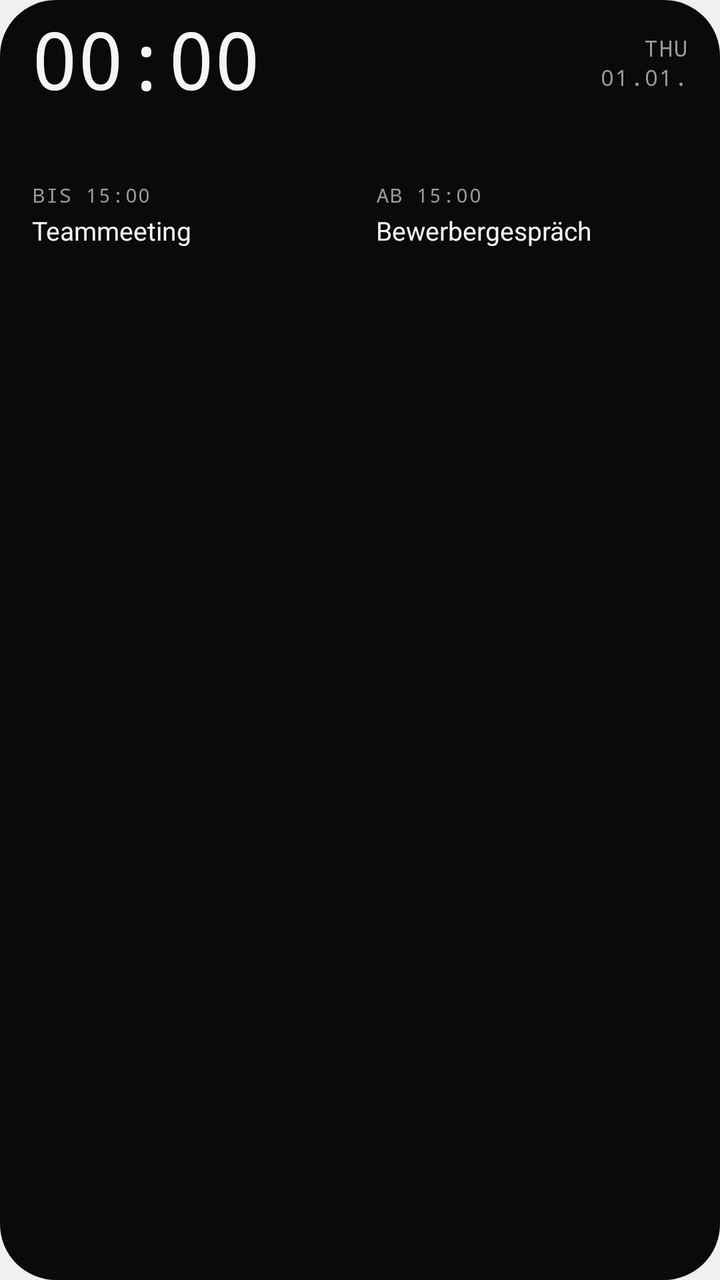
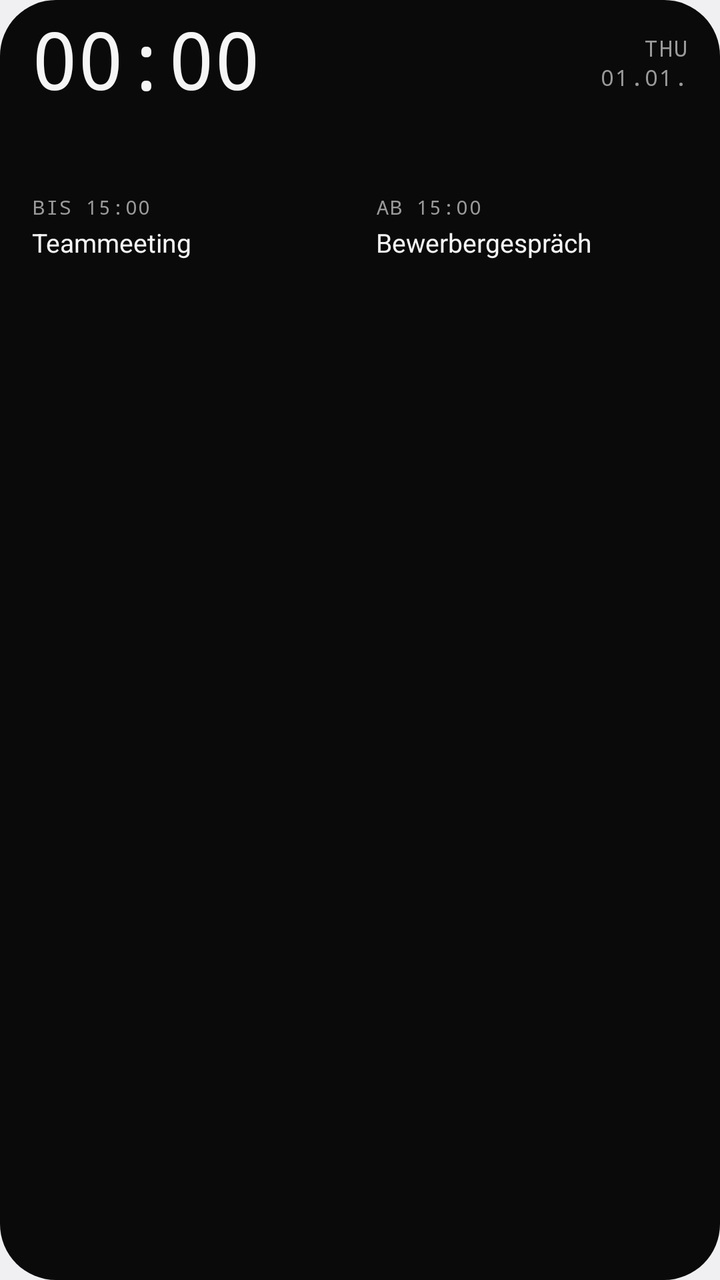

Compare the two renders of this Android layout. The source of the first and the diff that turns it into the second are given below.
<!-- AndroidManifest.xml: application theme android:Theme.DeviceDefault.DayNight -->
<!-- res/layout/widget_day_bar_compact.xml -->
<?xml version="1.0" encoding="utf-8"?>
<FrameLayout xmlns:android="http://schemas.android.com/apk/res/android"
    android:id="@android:id/background"
    android:layout_width="match_parent"
    android:layout_height="match_parent">

    <ImageView
        android:id="@+id/db_bg_fill"
        android:layout_width="match_parent"
        android:layout_height="match_parent"
        android:importantForAccessibility="no"
        android:scaleType="fitXY"
        android:src="@drawable/widget_shape"
        android:tint="@color/mono_bg_solid" />

    <ImageView
        android:id="@+id/db_bg_stroke"
        android:layout_width="match_parent"
        android:layout_height="match_parent"
        android:importantForAccessibility="no"
        android:scaleType="fitXY"
        android:src="@drawable/widget_stroke"
        android:visibility="gone" />

    <LinearLayout
        android:layout_width="match_parent"
        android:layout_height="match_parent"
        android:orientation="vertical"
        android:paddingStart="16dp"
        android:paddingTop="8dp"
        android:paddingEnd="16dp"
        android:paddingBottom="12dp">

        
        <LinearLayout
            android:layout_width="match_parent"
            android:layout_height="wrap_content"
            android:gravity="center_vertical"
            android:orientation="horizontal">

            <TextClock
                android:id="@+id/db_clock"
                android:layout_width="wrap_content"
                android:layout_height="wrap_content"
                android:fontFamily="monospace"
                android:fontFeatureSettings="tnum"
                android:format12Hour="HH:mm"
                android:format24Hour="HH:mm"
                android:includeFontPadding="false"
                android:letterSpacing="-0.03"
                android:textColor="@color/mono_text"
                android:textSize="40sp" />

            <FrameLayout
                android:layout_width="0dp"
                android:layout_height="wrap_content"
                android:layout_weight="1" />

            <LinearLayout
                android:layout_width="wrap_content"
                android:layout_height="wrap_content"
                android:gravity="end"
                android:orientation="vertical">

                <TextClock
                    android:id="@+id/db_weekday"
                    android:layout_width="wrap_content"
                    android:layout_height="wrap_content"
                    android:fontFamily="monospace"
                    android:format12Hour="EEE"
                    android:format24Hour="EEE"
                    android:letterSpacing="0.06"
                    android:textAllCaps="true"
                    android:textColor="@color/mono_muted_solid"
                    android:textSize="11sp" />

                <TextClock
                    android:id="@+id/db_date"
                    android:layout_width="wrap_content"
                    android:layout_height="wrap_content"
                    android:fontFamily="monospace"
                    android:format12Hour="dd.MM."
                    android:format24Hour="dd.MM."
                    android:letterSpacing="0.06"
                    android:textAllCaps="true"
                    android:textColor="@color/mono_muted_solid"
                    android:textSize="11sp" />

                <LinearLayout
                    android:id="@+id/db_allday_row"
                    android:layout_width="wrap_content"
                    android:layout_height="wrap_content"
                    android:layout_marginTop="2dp"
                    android:gravity="center_vertical"
                    android:orientation="horizontal"
                    android:visibility="gone">

                    <ImageView
                        android:id="@+id/db_allday_ring"
                        android:layout_width="6dp"
                        android:layout_height="6dp"
                        android:importantForAccessibility="no"
                        android:src="@drawable/ring"
                        android:tint="@color/mono_muted_solid" />

                    <TextView
                        android:id="@+id/db_allday_title"
                        android:layout_width="wrap_content"
                        android:layout_height="wrap_content"
                        android:layout_marginStart="5dp"
                        android:ellipsize="end"
                        android:maxLines="1"
                        android:maxWidth="100dp"
                        android:text="Feiertag"
                        android:textColor="@color/mono_text"
                        android:textSize="11sp" />

                    <TextView
                        android:id="@+id/db_allday_count"
                        android:layout_width="wrap_content"
                        android:layout_height="wrap_content"
                        android:layout_marginStart="4dp"
                        android:fontFamily="monospace"
                        android:maxLines="1"
                        android:text="+1"
                        android:textColor="@color/mono_muted_solid"
                        android:textSize="10sp"
                        android:visibility="gone" />
                </LinearLayout>
            </LinearLayout>
        </LinearLayout>

        
        <ImageView
            android:id="@+id/db_timeline"
            android:layout_width="match_parent"
            android:layout_height="28dp"
            android:layout_marginTop="4dp"
            android:importantForAccessibility="no"
            android:scaleType="fitXY" />

        
        <LinearLayout
            android:layout_width="match_parent"
            android:layout_height="wrap_content"
            android:layout_marginTop="4dp"
            android:orientation="horizontal">

            
            <LinearLayout
                android:id="@+id/db_footer_left"
                android:layout_width="0dp"
                android:layout_height="wrap_content"
                android:layout_weight="1"
                android:orientation="vertical">

                <TextView
                    android:id="@+id/db_current_label"
                    android:layout_width="wrap_content"
                    android:layout_height="wrap_content"
                    android:fontFamily="monospace"
                    android:letterSpacing="0.06"
                    android:maxLines="1"
                    android:text="BIS 15:00"
                    android:textColor="@color/mono_muted_solid"
                    android:textSize="10sp" />

                <TextView
                    android:id="@+id/db_current_title"
                    android:layout_width="match_parent"
                    android:layout_height="wrap_content"
                    android:layout_marginTop="2dp"
                    android:ellipsize="end"
                    android:maxLines="1"
                    android:text="Teammeeting"
                    android:textColor="@color/mono_text"
                    android:textSize="13sp" />
            </LinearLayout>

            
            <LinearLayout
                android:id="@+id/db_footer_right"
                android:layout_width="0dp"
                android:layout_height="wrap_content"
                android:layout_weight="1"
                android:layout_marginStart="16dp"
                android:orientation="vertical">

                <TextView
                    android:id="@+id/db_next_label"
                    android:layout_width="match_parent"
                    android:layout_height="wrap_content"
                    android:ellipsize="end"
                    android:fontFamily="monospace"
                    android:letterSpacing="0.06"
                    android:maxLines="1"
                    android:text="AB 15:00"
                    android:textColor="@color/mono_muted_solid"
                    android:textSize="10sp" />

                <TextView
                    android:id="@+id/db_next_title"
                    android:layout_width="match_parent"
                    android:layout_height="wrap_content"
                    android:layout_marginTop="2dp"
                    android:ellipsize="end"
                    android:maxLines="1"
                    android:text="Bewerbergespräch"
                    android:textColor="@color/mono_text"
                    android:textSize="13sp" />
            </LinearLayout>
        </LinearLayout>

    </LinearLayout>
</FrameLayout>
<!-- resources referenced by this layout -->
<resources>
  <color name="mono_bg_solid">#FF0A0A0A</color>
  <color name="mono_muted_solid">#FF9A9A9A</color>
  <color name="mono_text">#FFF5F5F5</color>
  <!-- drawable ring (drawable) -->
  <?xml version="1.0" encoding="utf-8"?>
  <shape xmlns:android="http://schemas.android.com/apk/res/android"
      android:shape="oval">
      <solid android:color="#00000000" />
      <stroke
          android:width="1.5dp"
          android:color="#FFFFFFFF" />
      <size
          android:width="7dp"
          android:height="7dp" />
  </shape>
  <!-- drawable widget_shape (drawable) -->
  <?xml version="1.0" encoding="utf-8"?>
  <shape xmlns:android="http://schemas.android.com/apk/res/android"
      android:shape="rectangle">
      <solid android:color="#FFFFFFFF" />
      <corners android:radius="@android:dimen/system_app_widget_background_radius" />
  </shape>
  <!-- drawable widget_stroke (drawable) -->
  <?xml version="1.0" encoding="utf-8"?>
  <shape xmlns:android="http://schemas.android.com/apk/res/android"
      android:shape="rectangle">
      <solid android:color="#00000000" />
      <stroke
          android:width="1dp"
          android:color="#29FFFFFF" />
      <corners android:radius="@android:dimen/system_app_widget_background_radius" />
  </shape>
</resources>

<!-- the commit's change to res/layout/widget_day_bar_compact.xml (unified diff, before → after) -->
@@ -134,7 +134,7 @@
         <ImageView
             android:id="@+id/db_timeline"
             android:layout_width="match_parent"
-            android:layout_height="28dp"
+            android:layout_height="34dp"
             android:layout_marginTop="4dp"
             android:importantForAccessibility="no"
             android:scaleType="fitXY" />
